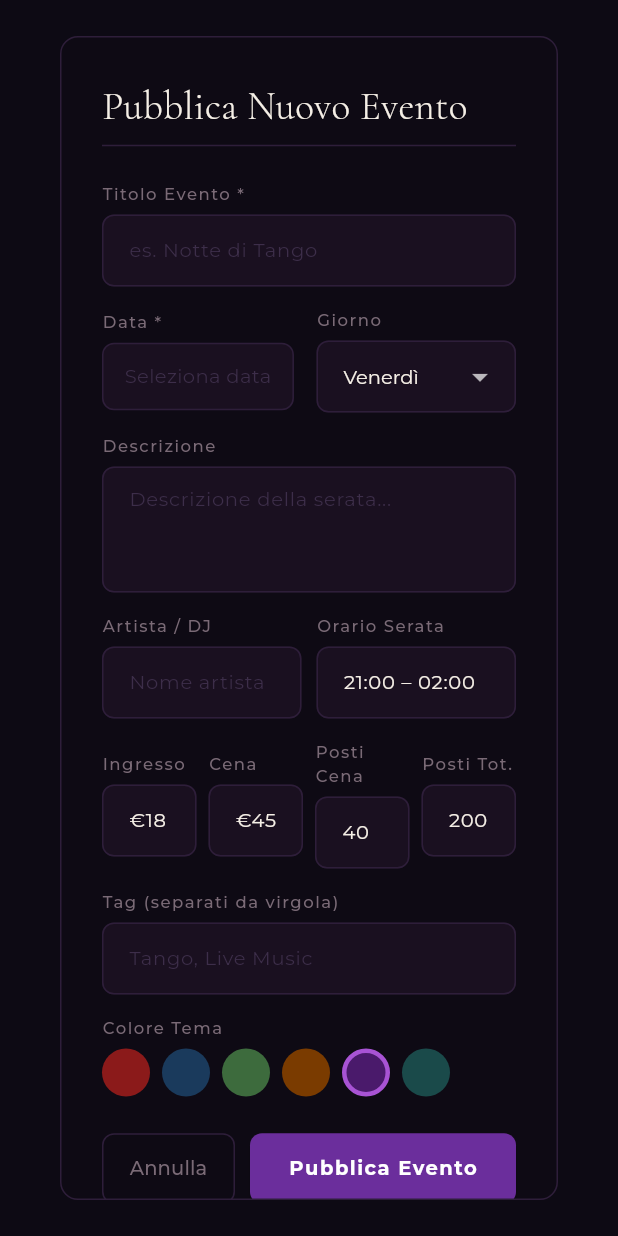
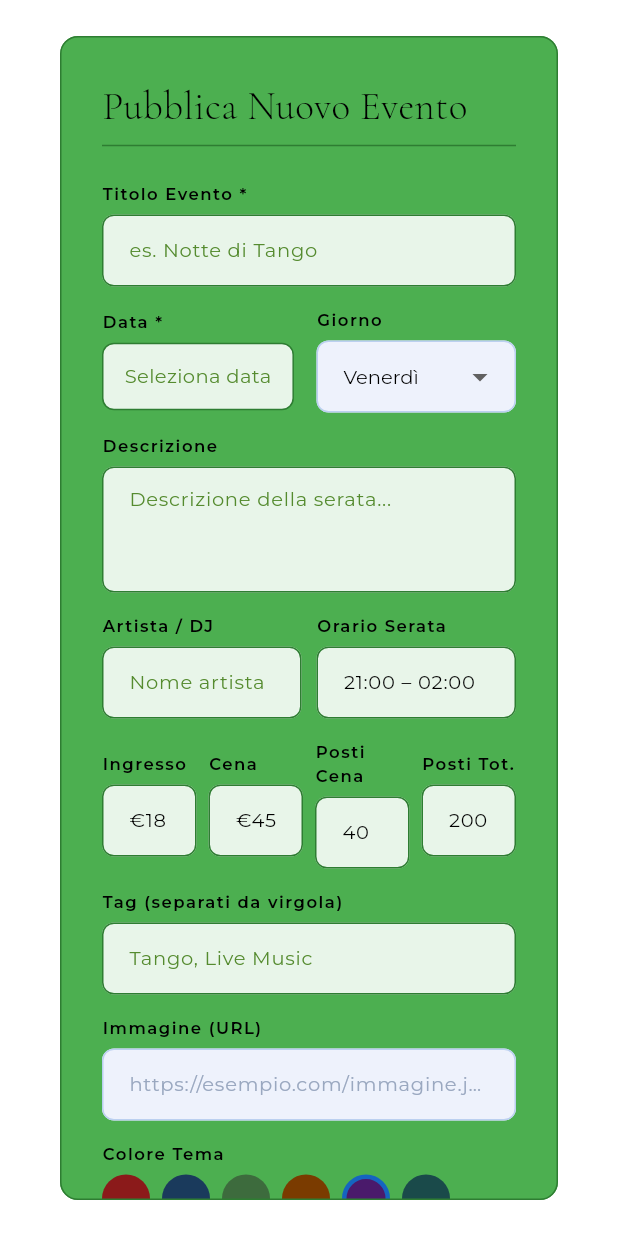
Before and after one commit to solmim66/samoa-flutter, a Flutter app: the AddEventScreen widget shown alone on an empty page, opened directly, on a phone screen of 412 x 824 dp. Run offline on Flutter 3.47's test engine with Material 3 defaults, Android fonts, the phone set to English and light mode, and no system bars; our stand-ins replace cloud_firestore, firebase_auth, firebase_core, google_fonts, google_sign_in; accounts and stored records are empty.

Commit message:
Tema chiaro bianco/blu, immagine eventi, fix overflow AppBar
- Tema: sfondo bianco, testo blu navy, accenti blu Material
- Form evento: sfondo verde con testi neri, campo URL immagine con anteprima
- EventCard: mostra immagine nell'header con gradiente scuro in overlay
- EventModel: aggiunto campo imageUrl (Firestore + model)
- AuthService: Google Sign-In web usa signInWithPopup (no client ID)
- AppBar: ridotto font titolo per correggere overflow

Co-Authored-By: Claude Sonnet 4.6 <noreply@anthropic.com>

```diff
--- a/lib/models/event_model.dart
+++ b/lib/models/event_model.dart
@@ -17,6 +17,7 @@ class EventModel {
   final int totalBooked;
   final List<String> tags;
   final String color;
+  final String imageUrl;
   final DateTime? createdAt;
 
   const EventModel({
@@ -36,6 +37,7 @@ class EventModel {
     required this.totalBooked,
     required this.tags,
     required this.color,
+    this.imageUrl = '',
     this.createdAt,
   });
 
@@ -57,6 +59,7 @@ class EventModel {
       totalBooked: (map['totalBooked'] as num?)?.toInt() ?? 0,
       tags: List<String>.from(map['tags'] as List? ?? []),
       color: map['color'] as String? ?? '#4A1A6B',
+      imageUrl: map['imageUrl'] as String? ?? '',
       createdAt: (map['createdAt'] as Timestamp?)?.toDate(),
     );
   }
@@ -77,6 +80,7 @@ class EventModel {
     'totalBooked': totalBooked,
     'tags': tags,
     'color': color,
+    'imageUrl': imageUrl,
   };
 
   bool get soldOut => totalBooked >= totalSeats;
--- a/lib/screens/add_event_screen.dart
+++ b/lib/screens/add_event_screen.dart
@@ -26,6 +26,7 @@ class _AddEventScreenState extends State<AddEventScreen> {
   final _dinnerSeatsCtrl = TextEditingController(text: '40');
   final _totalSeatsCtrl = TextEditingController(text: '200');
   final _tagsCtrl = TextEditingController();
+  final _imageUrlCtrl = TextEditingController();
 
   static const _days = [
     'Venerdì', 'Sabato', 'Domenica', 'Lunedì', 'Martedì', 'Mercoledì', 'Giovedì'
@@ -47,6 +48,7 @@ class _AddEventScreenState extends State<AddEventScreen> {
     _dinnerSeatsCtrl.dispose();
     _totalSeatsCtrl.dispose();
     _tagsCtrl.dispose();
+    _imageUrlCtrl.dispose();
     super.dispose();
   }
 
@@ -96,6 +98,7 @@ class _AddEventScreenState extends State<AddEventScreen> {
             .where((t) => t.isNotEmpty)
             .toList(),
         'color': _selectedColor,
+        'imageUrl': _imageUrlCtrl.text.trim(),
       });
       if (mounted) {
         Navigator.of(context).pop(true);
@@ -119,23 +122,48 @@ class _AddEventScreenState extends State<AddEventScreen> {
       controller: ctrl,
       keyboardType: type,
       maxLines: maxLines,
-      style: GoogleFonts.montserrat(fontSize: 13, color: kText),
-      decoration: InputDecoration(hintText: hint),
+      style: GoogleFonts.montserrat(fontSize: 13, color: Colors.black),
+      decoration: InputDecoration(
+        hintText: hint,
+        hintStyle: GoogleFonts.montserrat(fontSize: 13, color: const Color(0xFF558B2F)),
+        filled: true,
+        fillColor: const Color(0xFFE8F5E9),
+        border: OutlineInputBorder(
+          borderRadius: BorderRadius.circular(8),
+          borderSide: const BorderSide(color: Color(0xFF2E7D32)),
+        ),
+        enabledBorder: OutlineInputBorder(
+          borderRadius: BorderRadius.circular(8),
+          borderSide: const BorderSide(color: Color(0xFF2E7D32)),
+        ),
+        focusedBorder: OutlineInputBorder(
+          borderRadius: BorderRadius.circular(8),
+          borderSide: const BorderSide(color: Colors.black, width: 1.5),
+        ),
+        contentPadding: const EdgeInsets.symmetric(horizontal: 14, vertical: 12),
+      ),
     );
   }
 
   Widget _label(String text) => Padding(
         padding: const EdgeInsets.only(bottom: 6),
-        child: Text(text, style: labelSmall()),
+        child: Text(text,
+            style: GoogleFonts.montserrat(
+                fontSize: 11,
+                color: Colors.black,
+                fontWeight: FontWeight.w600,
+                letterSpacing: 1)),
       );
 
   @override
   Widget build(BuildContext context) {
+    final previewUrl = _imageUrlCtrl.text.trim();
+
     return Dialog(
-      backgroundColor: const Color(0xFF0E0A14),
+      backgroundColor: const Color(0xFF4CAF50),
       shape: RoundedRectangleBorder(
           borderRadius: BorderRadius.circular(12),
-          side: const BorderSide(color: kCardBorder)),
+          side: const BorderSide(color: Color(0xFF2E7D32))),
       child: ConstrainedBox(
         constraints: const BoxConstraints(maxWidth: 520),
         child: SingleChildScrollView(
@@ -146,8 +174,8 @@ class _AddEventScreenState extends State<AddEventScreen> {
             children: [
               Text('Pubblica Nuovo Evento',
                   style: GoogleFonts.cormorantGaramond(
-                      fontSize: 26, fontWeight: FontWeight.w300, color: kText)),
-              const Divider(color: kCardBorder),
+                      fontSize: 26, fontWeight: FontWeight.w300, color: Colors.black)),
+              const Divider(color: Color(0xFF2E7D32)),
               const SizedBox(height: 16),
 
               // Titolo
@@ -167,8 +195,8 @@ class _AddEventScreenState extends State<AddEventScreen> {
                         padding: const EdgeInsets.symmetric(
                             horizontal: 14, vertical: 12),
                         decoration: BoxDecoration(
-                          color: const Color(0xFF1A1020),
-                          border: Border.all(color: kCardBorder),
+                          color: const Color(0xFFE8F5E9),
+                          border: Border.all(color: const Color(0xFF2E7D32)),
                           borderRadius: BorderRadius.circular(8),
                         ),
                         child: Text(
@@ -178,8 +206,8 @@ class _AddEventScreenState extends State<AddEventScreen> {
                           style: GoogleFonts.montserrat(
                               fontSize: 13,
                               color: _selectedDate != null
-                                  ? kText
-                                  : const Color(0xFF3D2E4A)),
+                                  ? Colors.black
+                                  : const Color(0xFF558B2F)),
                         ),
                       ),
                     ),
@@ -192,9 +220,9 @@ class _AddEventScreenState extends State<AddEventScreen> {
                     _label('Giorno'),
                     DropdownButtonFormField<String>(
                       initialValue: _selectedDay,
-                      dropdownColor: kCard,
+                      dropdownColor: const Color(0xFFE8F5E9),
                       style: GoogleFonts.montserrat(
-                          fontSize: 13, color: kText),
+                          fontSize: 13, color: Colors.black),
                       decoration: const InputDecoration(),
                       items: _days
                           .map((d) => DropdownMenuItem(value: d, child: Text(d)))
@@ -249,6 +277,44 @@ class _AddEventScreenState extends State<AddEventScreen> {
               _field('Tango, Live Music', _tagsCtrl),
               const SizedBox(height: 14),
 
+              // Immagine
+              _label('Immagine (URL)'),
+              StatefulBuilder(
+                builder: (context, setInner) => Column(
+                  crossAxisAlignment: CrossAxisAlignment.start,
+                  children: [
+                    TextField(
+                      controller: _imageUrlCtrl,
+                      style: GoogleFonts.montserrat(fontSize: 13, color: kText),
+                      decoration: const InputDecoration(
+                          hintText: 'https://esempio.com/immagine.jpg'),
+                      onChanged: (_) => setInner(() {}),
+                    ),
+                    if (previewUrl.isNotEmpty) ...[
+                      const SizedBox(height: 10),
+                      ClipRRect(
+                        borderRadius: BorderRadius.circular(8),
+                        child: Image.network(
+                          previewUrl,
+                          height: 120,
+                          width: double.infinity,
+                          fit: BoxFit.cover,
+                          errorBuilder: (ctx, err, st) => Container(
+                            height: 120,
+                            color: kCard,
+                            alignment: Alignment.center,
+                            child: Text('URL non valido',
+                                style: GoogleFonts.montserrat(
+                                    fontSize: 12, color: kError)),
+                          ),
+                        ),
+                      ),
+                    ],
+                  ],
+                ),
+              ),
+              const SizedBox(height: 14),
+
               // Colore tema
               _label('Colore Tema'),
               Row(
@@ -282,8 +348,8 @@ class _AddEventScreenState extends State<AddEventScreen> {
                   child: OutlinedButton(
                     onPressed: () => Navigator.of(context).pop(),
                     style: OutlinedButton.styleFrom(
-                      foregroundColor: kTextSecond,
-                      side: const BorderSide(color: kCardBorder),
+                      foregroundColor: Colors.black,
+                      side: const BorderSide(color: Color(0xFF2E7D32)),
                       padding: const EdgeInsets.symmetric(vertical: 14),
                       shape: RoundedRectangleBorder(
                           borderRadius: BorderRadius.circular(8)),
--- a/lib/theme/app_theme.dart
+++ b/lib/theme/app_theme.dart
@@ -2,15 +2,15 @@ import 'package:flutter/material.dart';
 import 'package:google_fonts/google_fonts.dart';
 
 // ─── Colori ───────────────────────────────────────────────────────────────────
-const Color kBackground   = Color(0xFF0D0A14);
-const Color kCard         = Color(0xFF13101A);
-const Color kCardBorder   = Color(0xFF2E1E3A);
-const Color kPurple       = Color(0xFFA853D4);
-const Color kPurpleDark   = Color(0xFF6B2E9C);
-const Color kGold         = Color(0xFFD4A853);
-const Color kText         = Color(0xFFF5EFE6);
-const Color kTextSecond   = Color(0xFF7A6A76);
-const Color kTextMuted    = Color(0xFF5A4A56);
+const Color kBackground   = Color(0xFFFFFFFF);
+const Color kCard         = Color(0xFFF0F4FA);
+const Color kCardBorder   = Color(0xFFBBD0F0);
+const Color kPurple       = Color(0xFF1565C0);
+const Color kPurpleDark   = Color(0xFF0D47A1);
+const Color kGold         = Color(0xFF1E88E5);
+const Color kText         = Color(0xFF0D2B6B);
+const Color kTextSecond   = Color(0xFF3D5FA0);
+const Color kTextMuted    = Color(0xFF6A8CC0);
 const Color kSuccess      = Color(0xFF4CAF50);
 const Color kWarning      = Color(0xFFFF9800);
 const Color kError        = Color(0xFFF44336);
@@ -52,23 +52,23 @@ TextStyle labelSmall({double fontSize = 11, Color color = kTextSecond, double le
 // ─── ThemeData ────────────────────────────────────────────────────────────────
 ThemeData buildAppTheme() {
   return ThemeData(
-    brightness: Brightness.dark,
+    brightness: Brightness.light,
     scaffoldBackgroundColor: kBackground,
-    colorScheme: const ColorScheme.dark(
+    colorScheme: const ColorScheme.light(
       primary: kPurple,
       secondary: kGold,
       surface: kCard,
       error: kError,
     ),
     appBarTheme: const AppBarTheme(
-      backgroundColor: Color(0xF00D0A14),
+      backgroundColor: Color(0xF0FFFFFF),
       elevation: 0,
       surfaceTintColor: Colors.transparent,
     ),
     dividerColor: kCardBorder,
     inputDecorationTheme: InputDecorationTheme(
       filled: true,
-      fillColor: const Color(0xFF1A1020),
+      fillColor: const Color(0xFFEEF2FC),
       border: OutlineInputBorder(
         borderRadius: BorderRadius.circular(8),
         borderSide: const BorderSide(color: kCardBorder),
@@ -81,7 +81,7 @@ ThemeData buildAppTheme() {
         borderRadius: BorderRadius.circular(8),
         borderSide: const BorderSide(color: kPurple),
       ),
-      hintStyle: GoogleFonts.montserrat(color: const Color(0xFF3D2E4A), fontSize: 13),
+      hintStyle: GoogleFonts.montserrat(color: const Color(0xFF9AA8C0), fontSize: 13),
       contentPadding: const EdgeInsets.symmetric(horizontal: 14, vertical: 12),
     ),
     elevatedButtonTheme: ElevatedButtonThemeData(
```
Also changed, not shown: lib/screens/home_screen.dart (+4 -4 lines), lib/services/auth_service.dart (+8 -1 lines), lib/widgets/event_card.dart (+50 -2 lines).
